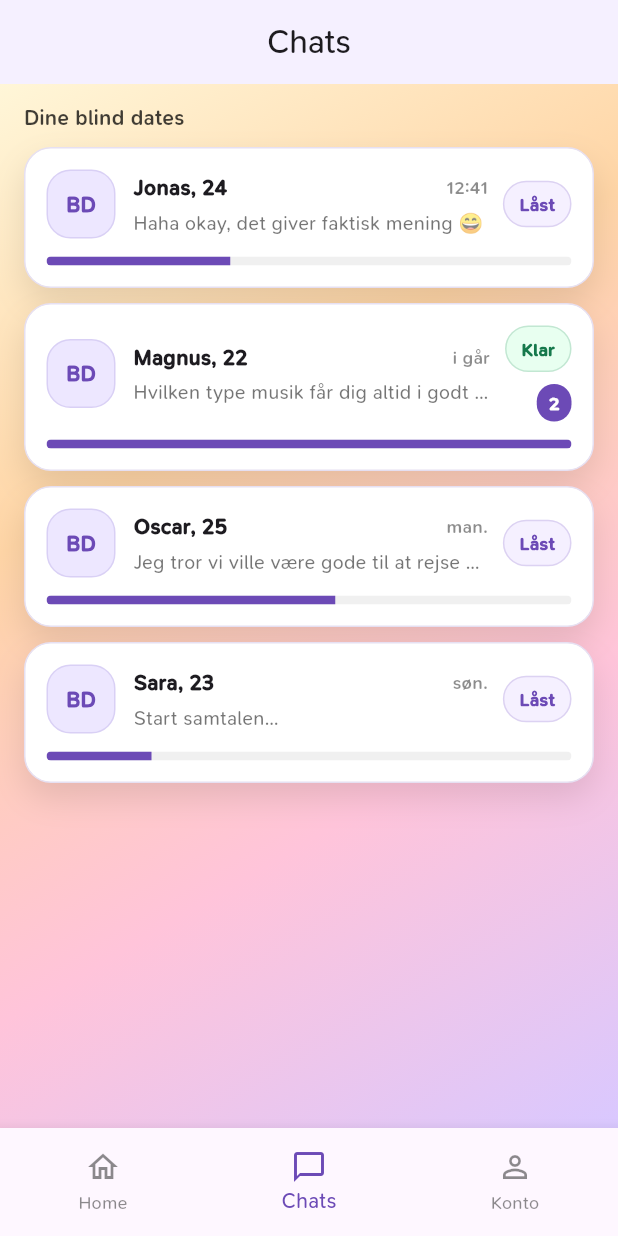
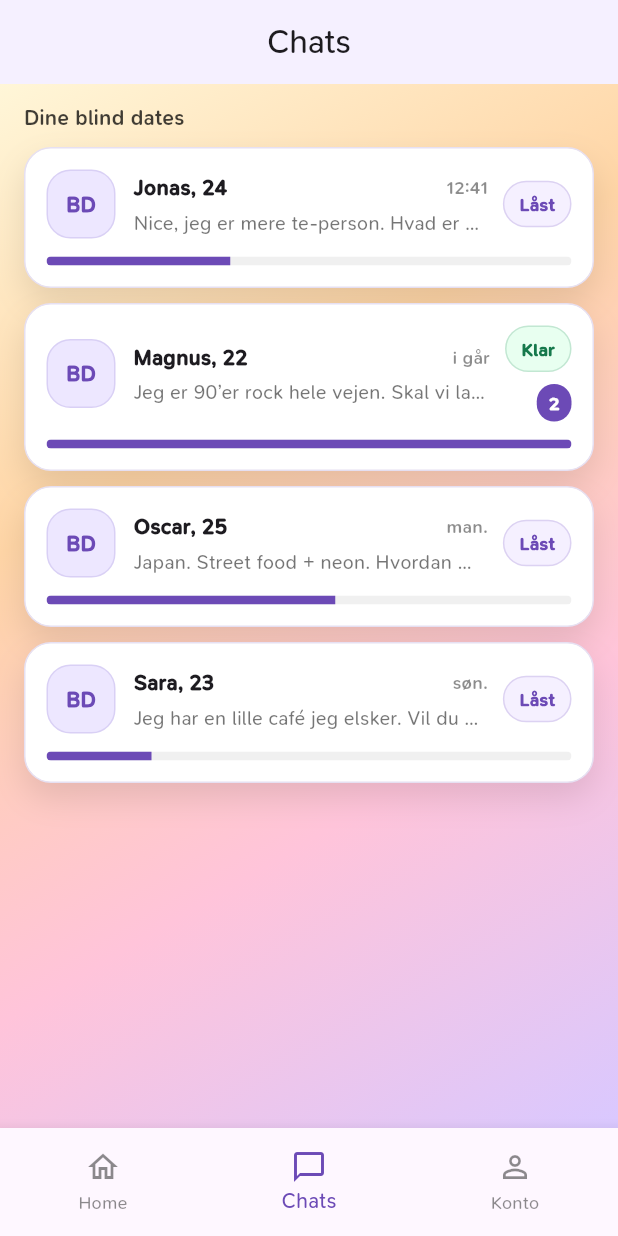
Before and after one commit to AmodioR/blind-date-app, a Flutter app: the screen it shows after launch, item 2 of the bottom bar chosen, on a phone screen of 412 x 824 dp. Run offline on Flutter 3.47's test engine with Material 3 defaults, Android fonts, the phone set to English and light mode, and no system bars.

Commit message:
Use last chat message for open chat previews

```diff
--- a/lib/screens/open_chats_screen.dart
+++ b/lib/screens/open_chats_screen.dart
@@ -7,6 +7,43 @@ class OpenChatsScreen extends StatelessWidget {
 
   @override
   Widget build(BuildContext context) {
+    final chatMessages = <String, List<String>>{
+      'jonas-24': [
+        'Godmorgen! Har du fået din kaffe endnu?',
+        'Ja! Og jeg prøver en ny bønne i dag ☕️',
+        'Nice, jeg er mere te-person. Hvad er dit go-to humørboost?',
+      ],
+      'magnus-22': [
+        'Hvilken type musik får dig altid i godt humør?',
+        'Indie pop eller noget med god energi. Dig?',
+        'Jeg er 90’er rock hele vejen. Skal vi lave en playliste?',
+      ],
+      'oscar-25': [
+        'Jeg tror vi ville være gode til at rejse sammen.',
+        'Helt enig! Hvad er dit næste drømmerejsemål?',
+        'Japan. Street food + neon. Hvordan med dig?',
+      ],
+      'sara-23': [
+        'Hej! Jeg kan se vi begge elsker brunch.',
+        'Det er mit yndlingsmåltid. Har du et favoritsted?',
+        'Jeg har en lille café jeg elsker. Vil du have navnet?',
+      ],
+    };
+
+    String? lastMessageFor(String chatId) {
+      final messages = chatMessages[chatId];
+      if (messages == null || messages.isEmpty) {
+        return null;
+      }
+
+      final lastNonEmpty = messages.lastWhere(
+        (message) => message.trim().isNotEmpty,
+        orElse: () => '',
+      );
+
+      return lastNonEmpty.isEmpty ? null : lastNonEmpty;
+    }
+
     // UI først: dummy chats
     final chats = <_ChatPreview>[
       _ChatPreview(
@@ -14,7 +51,7 @@ class OpenChatsScreen extends StatelessWidget {
         name: 'Jonas',
         age: 24,
         lockState: _ChatLockState.locked,
-        lastMessage: 'Haha okay, det giver faktisk mening 😄',
+        lastMessage: lastMessageFor('jonas-24'),
         time: '12:41',
         progress: 0.35,
         unread: 0,
@@ -24,7 +61,7 @@ class OpenChatsScreen extends StatelessWidget {
         name: 'Magnus',
         age: 22,
         lockState: _ChatLockState.ready,
-        lastMessage: 'Hvilken type musik får dig altid i godt humør?',
+        lastMessage: lastMessageFor('magnus-22'),
         time: 'i går',
         progress: 0.92,
         unread: 2,
@@ -34,7 +71,7 @@ class OpenChatsScreen extends StatelessWidget {
         name: 'Oscar',
         age: 25,
         lockState: _ChatLockState.locked,
-        lastMessage: 'Jeg tror vi ville være gode til at rejse sammen.',
+        lastMessage: lastMessageFor('oscar-25'),
         time: 'man.',
         progress: 0.55,
         unread: 0,
@@ -44,7 +81,7 @@ class OpenChatsScreen extends StatelessWidget {
         name: 'Sara',
         age: 23,
         lockState: _ChatLockState.locked,
-        lastMessage: null,
+        lastMessage: lastMessageFor('sara-23'),
         time: 'søn.',
         progress: 0.2,
         unread: 0,
@@ -186,7 +223,7 @@ class _ChatCard extends StatelessWidget {
                       ),
                       const SizedBox(height: 6),
                       Text(
-                        chat.lastMessage ?? 'Start samtalen…',
+                        chat.lastMessage ?? 'Start en samtale',
                         maxLines: 1,
                         overflow: TextOverflow.ellipsis,
                         style: const TextStyle(
```
